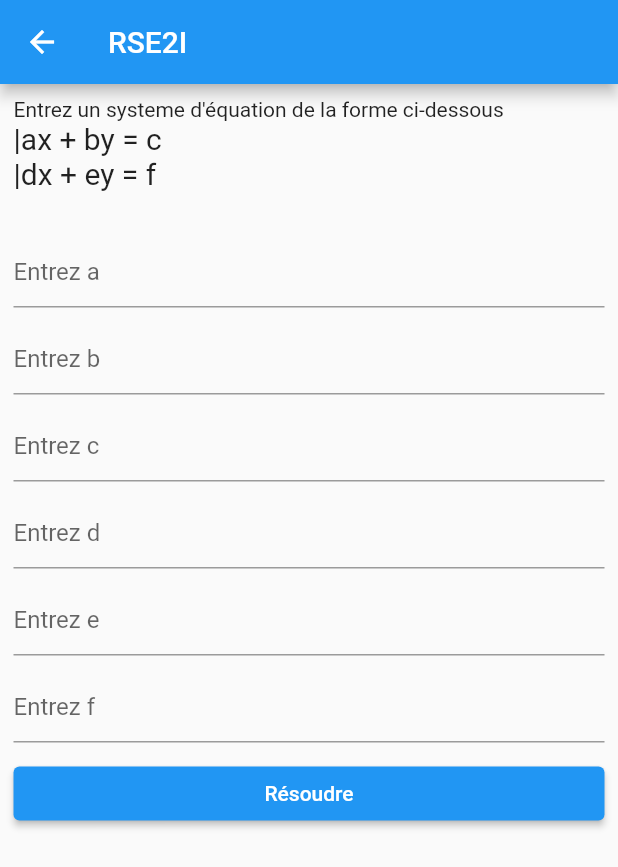
After one commit to Gnac05/Calculator, a Flutter app: the screen it shows after launch, after a tap on "RSE2I", on a phone screen of 412 x 824 dp. The commit adds this screen. Shown: the top 867 px of the screen. Run offline on Flutter 3.47's test engine with Material 2 defaults, Android fonts, the phone set to English and light mode, and no system bars; our stand-ins replace math_expressions.

Commit message:
Addiction of fonction which give solution of systeme two equation

```diff
--- /dev/null
+++ b/lib/screen/RSE2I.dart
@@ -0,0 +1,150 @@
+// ignore_for_file: file_names
+
+import 'package:flutter/material.dart';
+
+class Resolution extends StatefulWidget {
+  const Resolution({Key? key}) : super(key: key);
+
+  @override
+  State<Resolution> createState() => _ResolutionState();
+}
+
+class _ResolutionState extends State<Resolution> {
+  double a = 0;
+
+  double b = 0;
+
+  double c = 0;
+
+  double d = 0;
+
+  double e = 0;
+
+  double f = 0;
+
+  TextEditingController A = TextEditingController();
+  TextEditingController B = TextEditingController();
+  TextEditingController C = TextEditingController();
+  TextEditingController D = TextEditingController();
+  TextEditingController E = TextEditingController();
+  TextEditingController F = TextEditingController();
+
+  onSave() {
+    a=double.parse(A.text);
+    b = double.parse(B.text);
+    c = double.parse(C.text);
+    d =  double.parse(D.text);
+    e =  double.parse(E.text);
+    f =  double.parse(F.text);
+  }
+
+
+  @override
+  Widget build(BuildContext context) {
+    return Scaffold(
+      appBar: AppBar(
+        title: const Text(
+            //        "Résolution d'un systhème d'équation à deux inconnues",
+            'RSE2I'),
+      ),
+      body: Column(
+        children: [
+          Expanded(
+            flex: 15,
+            child: Padding(
+              padding: const EdgeInsets.all(9.0),
+              child: ListView(
+                children: [
+                  const Text(
+                      "Entrez un systeme d'équation de la forme ci-dessous"),
+                  const Text('|ax + by = c', style: TextStyle(fontSize: 20),),
+                  const Text('|dx + ey = f', style: TextStyle(fontSize: 20)),
+                  const SizedBox(
+                    height: 30,
+                  ),
+                  TextField(
+                    controller: A,
+                    decoration: const InputDecoration(hintText: 'Entrez a'),
+                    keyboardType: TextInputType.number,
+                  ),
+                  const SizedBox(
+                    height: 10,
+                  ),
+                  TextField(
+                    controller: B,
+                    decoration: const InputDecoration(hintText: 'Entrez b'),
+                    keyboardType: TextInputType.number,
+                  ),
+                  const SizedBox(
+                    height: 10,
+                  ),
+                  TextField(
+                    controller: C,
+                    decoration: const InputDecoration(hintText: 'Entrez c'),
+                    keyboardType: TextInputType.number,
+                  ),
+                  const SizedBox(
+                    height: 10,
+                  ),
+                  TextField(
+                    controller: D,
+                    decoration: const InputDecoration(hintText: 'Entrez d'),
+                    keyboardType: TextInputType.number,
+                  ),
+                  const SizedBox(
+                    height: 10,
+                  ),
+                  TextField(
+                    controller: E,
+                    decoration: const InputDecoration(hintText: 'Entrez e'),
+                    keyboardType: TextInputType.number,
+                  ),
+                  const SizedBox(
+                    height: 10,
+                  ),
+                  TextField(
+                    controller: F,
+                    decoration: const InputDecoration(hintText: 'Entrez f'),
+                    keyboardType: TextInputType.number,
+                  ),
+                  const SizedBox(
+                    height: 10,
+                  ),
+                  ElevatedButton(
+                      onPressed: () async {
+                        await onSave();
+                        Navigator.push(
+                            context,
+                            MaterialPageRoute(
+                                builder: (context) => solution(a, b, c, d, e, f)));
+                      },
+                      child: const Text('Résoudre'))
+                ],
+              ),
+            ),
+          ),
+        ],
+      ),
+    );
+  }
+}
+
+ Widget solution(double a,double b,double c,double d,double e,double f) {
+    return Scaffold(
+      appBar: AppBar(title:const Text('Solution'),),
+      body: Column(
+        mainAxisAlignment: MainAxisAlignment.center,
+
+        children: [
+         const Text('Le systeme suivant', style: TextStyle(fontSize: 20)),
+            Text('|${a}x + ${b}y = $c', style:const TextStyle(fontSize: 20)),
+            Text('|${d}x + ${e}y = $f', style:const TextStyle(fontSize: 20)),
+            const SizedBox(height: 20,),
+          const  Text("A pour solutions ", style: TextStyle(fontSize: 20)),const SizedBox(height: 20,),
+                 Text('x = ${(c*e-b*f)/(a*e-b*d)}', style:const TextStyle(fontSize: 20)),
+          const SizedBox(height: 10,),
+                 Text('y = ${(a*f-d*c)/(a*e-b*d)}', style:const TextStyle(fontSize: 20))
+        ],
+      ),
+    );
+  }
--- a/lib/screen/classique_calculator.dart
+++ b/lib/screen/classique_calculator.dart
@@ -2,6 +2,7 @@
 
 import 'package:flutter/cupertino.dart';
 import 'package:flutter/material.dart';
+import 'package:gnac_caculator/screen/RSE2I.dart';
 import 'package:math_expressions/math_expressions.dart';
 
 class Classique extends StatefulWidget {
@@ -161,10 +162,24 @@ class _ClassiqueState extends State<Classique> {
       child: Scaffold(
         body: Column(
           children: [
-            const Expanded(
-              flex: 1,
-              child: Placeholder(),
-            ),
+            Expanded(
+                flex: 1,
+                child: Row(
+                  mainAxisAlignment: MainAxisAlignment.end,
+                  children: [
+                    ElevatedButton(
+                        onPressed: () {
+                          Navigator.push(
+                              context,
+                              MaterialPageRoute(
+                                  builder: (context) => const Resolution()));
+                        },
+                        child: const Padding(
+                          padding: EdgeInsets.all(8.0),
+                          child: Text('RSE2I'),
+                        ))
+                  ],
+                )),
 
             //operation
             Expanded(
@@ -280,9 +295,11 @@ class _ClassiqueState extends State<Classique> {
                                         child: Row(
                                       children: [
                                         Expanded(
-                                            child: ColorText("1", Colors.black)),
+                                            child:
+                                                ColorText("1", Colors.black)),
                                         Expanded(
-                                            child: ColorText("2", Colors.black)),
+                                            child:
+                                                ColorText("2", Colors.black)),
                                         Expanded(
                                             child: ColorText("3", Colors.black))
                                       ],
@@ -294,7 +311,8 @@ class _ClassiqueState extends State<Classique> {
                                             child:
                                                 ColorText("MOD", Colors.black)),
                                         Expanded(
-                                            child: ColorText("0", Colors.black)),
+                                            child:
+                                                ColorText("0", Colors.black)),
                                         Expanded(
                                             child: ColorText(",", Colors.black))
                                       ],
@@ -323,44 +341,49 @@ class _ClassiqueState extends State<Classique> {
                   //scientis keyboard
                   Column(
                     children: [
-                      Expanded(child: Row(
+                      Expanded(
+                          child: Row(
                         children: [
-                          Expanded(child: ColorText('(',Colors.purple)),
-                          Expanded(child: ColorText(')',Colors.purple)),
-                          Expanded(child: ColorText('√',Colors.purple)),
-                          Expanded(child:  ColorText('π', Colors.purple)),
+                          Expanded(child: ColorText('(', Colors.purple)),
+                          Expanded(child: ColorText(')', Colors.purple)),
+                          Expanded(child: ColorText('√', Colors.purple)),
+                          Expanded(child: ColorText('π', Colors.purple)),
                         ],
                       )),
-                      Expanded(child: Row(
+                      Expanded(
+                          child: Row(
                         children: [
-                          Expanded(child: ColorText('^',Colors.black)),
-                          Expanded(child:ColorText('P',Colors.black)),
-                          Expanded(child: ColorText('C',Colors.black)),
-                          Expanded(child: ColorText('ln',Colors.purple)),
+                          Expanded(child: ColorText('^', Colors.black)),
+                          Expanded(child: ColorText('P', Colors.black)),
+                          Expanded(child: ColorText('C', Colors.black)),
+                          Expanded(child: ColorText('ln', Colors.purple)),
                         ],
                       )),
-                      Expanded(child: Row(
+                      Expanded(
+                          child: Row(
                         children: [
-                          Expanded(child: ColorText('cos',Colors.black)),
-                          Expanded(child:ColorText('sin',Colors.black)),
-                          Expanded(child: ColorText('tan',Colors.black)),
-                          Expanded(child: ColorText('log',Colors.purple)),
+                          Expanded(child: ColorText('cos', Colors.black)),
+                          Expanded(child: ColorText('sin', Colors.black)),
+                          Expanded(child: ColorText('tan', Colors.black)),
+                          Expanded(child: ColorText('log', Colors.purple)),
                         ],
                       )),
-                      Expanded(child: Row(
+                      Expanded(
+                          child: Row(
                         children: [
-                          Expanded(child: ColorText('arcos',Colors.black)),
-                          Expanded(child: ColorText('arcsin',Colors.black)),
-                          Expanded(child: ColorText('arctan',Colors.black)),
-                          Expanded(child: ColorText('!',Colors.purple)),
+                          Expanded(child: ColorText('arcos', Colors.black)),
+                          Expanded(child: ColorText('arcsin', Colors.black)),
+                          Expanded(child: ColorText('arctan', Colors.black)),
+                          Expanded(child: ColorText('!', Colors.purple)),
                         ],
                       )),
-                      Expanded(child: Row(
+                      Expanded(
+                          child: Row(
                         children: [
-                          Expanded(child: ColorText('ch',Colors.black)),
-                          Expanded(child: ColorText('sh',Colors.black)),
-                          Expanded(child: ColorText('th',Colors.black)),
-                          Expanded(child: ColorText('e',Colors.purple)),
+                          Expanded(child: ColorText('ch', Colors.black)),
+                          Expanded(child: ColorText('sh', Colors.black)),
+                          Expanded(child: ColorText('th', Colors.black)),
+                          Expanded(child: ColorText('e', Colors.purple)),
                         ],
                       )),
                     ],
```
